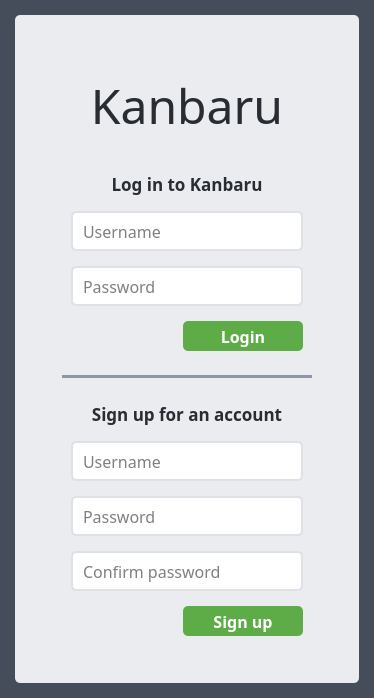
dulapahv/Kanbaru, file src/ui/welcome.ui: the form before one commit.
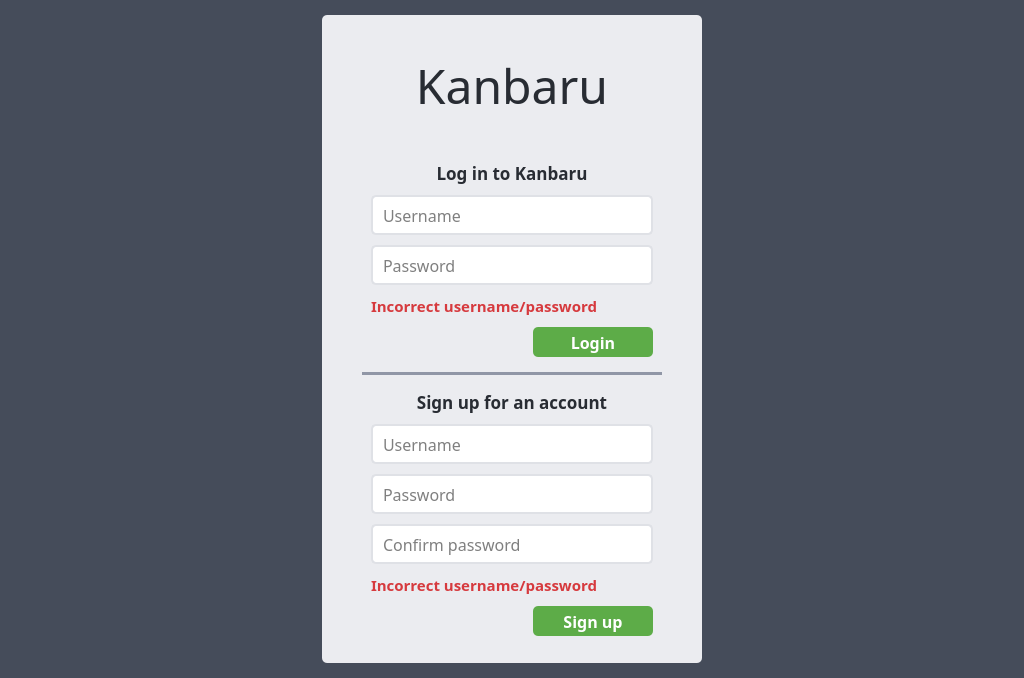
The form after the commit.

```diff
--- a/src/ui/welcome.ui
+++ b/src/ui/welcome.ui
@@ -6,8 +6,8 @@
    <rect>
     <x>0</x>
     <y>0</y>
-    <width>374</width>
-    <height>698</height>
+    <width>1024</width>
+    <height>678</height>
    </rect>
   </property>
   <property name="windowTitle">
@@ -35,7 +35,7 @@
     </property>
     <item>
      <widget class="QWidget" name="widget" native="true">
-      <layout class="QVBoxLayout" name="verticalLayout_7">
+      <layout class="QHBoxLayout" name="horizontalLayout_2">
        <property name="leftMargin">
         <number>15</number>
        </property>
@@ -48,6 +48,53 @@
        <property name="bottomMargin">
         <number>15</number>
        </property>
+       <item>
+        <spacer name="horizontalSpacer_4">
+         <property name="orientation">
+          <enum>Qt::Horizontal</enum>
+         </property>
+         <property name="sizeType">
+          <enum>QSizePolicy::Expanding</enum>
+         </property>
+         <property name="sizeHint" stdset="0">
+          <size>
+           <width>0</width>
+           <height>0</height>
+          </size>
+         </property>
+        </spacer>
+       </item>
+       <item>
+        <widget class="QWidget" name="widget_4" native="true">
+         <layout class="QVBoxLayout" name="verticalLayout_6">
+          <property name="spacing">
+           <number>0</number>
+          </property>
+          <property name="leftMargin">
+           <number>0</number>
+          </property>
+          <property name="topMargin">
+           <number>0</number>
+          </property>
+          <property name="rightMargin">
+           <number>0</number>
+          </property>
+          <property name="bottomMargin">
+           <number>0</number>
+          </property>
+          <item>
+           <spacer name="verticalSpacer_4">
+            <property name="orientation">
+             <enum>Qt::Vertical</enum>
+            </property>
+            <property name="sizeHint" stdset="0">
+             <size>
+              <width>0</width>
+              <height>0</height>
+             </size>
+            </property>
+           </spacer>
+          </item>
        <item>
         <widget class="QWidget" name="widget" native="true">
          <property name="styleSheet">
@@ -72,19 +119,6 @@
           </property>
           <item>
            <layout class="QHBoxLayout" name="horizontalLayout_3">
-            <item>
-             <spacer name="horizontalSpacer_3">
-              <property name="orientation">
-               <enum>Qt::Horizontal</enum>
-              </property>
-              <property name="sizeHint" stdset="0">
-               <size>
-                <width>0</width>
-                <height>0</height>
-               </size>
-              </property>
-             </spacer>
-            </item>
             <item>
              <layout class="QVBoxLayout" name="verticalLayout_2">
               <property name="spacing">
@@ -94,13 +128,13 @@
                <number>30</number>
               </property>
               <property name="topMargin">
-               <number>30</number>
+                  <number>0</number>
               </property>
               <property name="rightMargin">
                <number>30</number>
               </property>
               <property name="bottomMargin">
-               <number>30</number>
+                  <number>0</number>
               </property>
               <item>
                <spacer name="verticalSpacer">
@@ -152,13 +186,13 @@
                <widget class="QWidget" name="widget_2" native="true">
                 <layout class="QVBoxLayout" name="verticalLayout_4">
                  <property name="spacing">
-                  <number>15</number>
+                     <number>10</number>
                  </property>
                  <property name="topMargin">
                   <number>0</number>
                  </property>
                  <property name="bottomMargin">
-                  <number>9</number>
+                     <number>0</number>
                  </property>
                  <item>
                   <widget class="QLabel" name="label_2">
@@ -197,9 +231,6 @@
                    <property name="styleSheet">
                     <string notr="true">QLineEdit {border-color: #dfe1e6; border-width: 1.5px; border-style: solid; color: #000000; border-radius: 5px; background-color: #ffffff; padding: 0px 8px 0px 8px}</string>
                    </property>
-                   <property name="maxLength">
-                    <number>30</number>
-                   </property>
                    <property name="placeholderText">
                     <string>Username</string>
                    </property>
@@ -236,6 +267,23 @@
                    </property>
                   </widget>
                  </item>
+                    <item>
+                     <widget class="QLabel" name="label_4">
+                      <property name="font">
+                       <font>
+                        <family>Torus Pro</family>
+                        <pointsize>11</pointsize>
+                        <bold>true</bold>
+                       </font>
+                      </property>
+                      <property name="styleSheet">
+                       <string notr="true">color: #d63a3e;</string>
+                      </property>
+                      <property name="text">
+                       <string>Incorrect username/password</string>
+                      </property>
+                     </widget>
+                    </item>
                  <item>
                   <layout class="QHBoxLayout" name="horizontalLayout">
                    <property name="spacing">
@@ -315,10 +363,10 @@
                <widget class="QWidget" name="widget_3" native="true">
                 <layout class="QVBoxLayout" name="verticalLayout_5">
                  <property name="spacing">
-                  <number>15</number>
+                     <number>10</number>
                  </property>
                  <property name="topMargin">
-                  <number>9</number>
+                     <number>0</number>
                  </property>
                  <property name="bottomMargin">
                   <number>0</number>
@@ -360,9 +408,6 @@
                    <property name="styleSheet">
                     <string notr="true">QLineEdit {border-color: #dfe1e6; border-width: 1.5px; border-style: solid; color: #000000; border-radius: 5px; background-color: #ffffff; padding: 0px 8px 0px 8px}</string>
                    </property>
-                   <property name="maxLength">
-                    <number>30</number>
-                   </property>
                    <property name="placeholderText">
                     <string>Username</string>
                    </property>
@@ -427,6 +472,23 @@
                    </property>
                   </widget>
                  </item>
+                    <item>
+                     <widget class="QLabel" name="label_5">
+                      <property name="font">
+                       <font>
+                        <family>Torus Pro</family>
+                        <pointsize>11</pointsize>
+                        <bold>true</bold>
+                       </font>
+                      </property>
+                      <property name="styleSheet">
+                       <string notr="true">color: #d63a3e;</string>
+                      </property>
+                      <property name="text">
+                       <string>Incorrect username/password</string>
+                      </property>
+                     </widget>
+                    </item>
                  <item>
                   <layout class="QHBoxLayout" name="horizontalLayout_4">
                    <property name="spacing">
@@ -506,7 +568,7 @@
                 </property>
                 <property name="sizeHint" stdset="0">
                  <size>
-                  <width>250</width>
+                     <width>300</width>
                   <height>0</height>
                  </size>
                 </property>
@@ -514,11 +576,35 @@
               </item>
              </layout>
             </item>
+              </layout>
+             </item>
+            </layout>
+           </widget>
+          </item>
             <item>
-             <spacer name="horizontalSpacer_4">
+           <spacer name="verticalSpacer_3">
+            <property name="orientation">
+             <enum>Qt::Vertical</enum>
+            </property>
+            <property name="sizeHint" stdset="0">
+             <size>
+              <width>0</width>
+              <height>0</height>
+             </size>
+            </property>
+           </spacer>
+          </item>
+         </layout>
+        </widget>
+       </item>
+       <item>
+        <spacer name="horizontalSpacer_3">
               <property name="orientation">
                <enum>Qt::Horizontal</enum>
               </property>
+         <property name="sizeType">
+          <enum>QSizePolicy::Expanding</enum>
+         </property>
               <property name="sizeHint" stdset="0">
                <size>
                 <width>0</width>
@@ -526,11 +612,6 @@
                </size>
               </property>
              </spacer>
-            </item>
-           </layout>
-          </item>
-         </layout>
-        </widget>
        </item>
       </layout>
      </widget>
```
Lines whose indentation alone changed are shown as unchanged.
